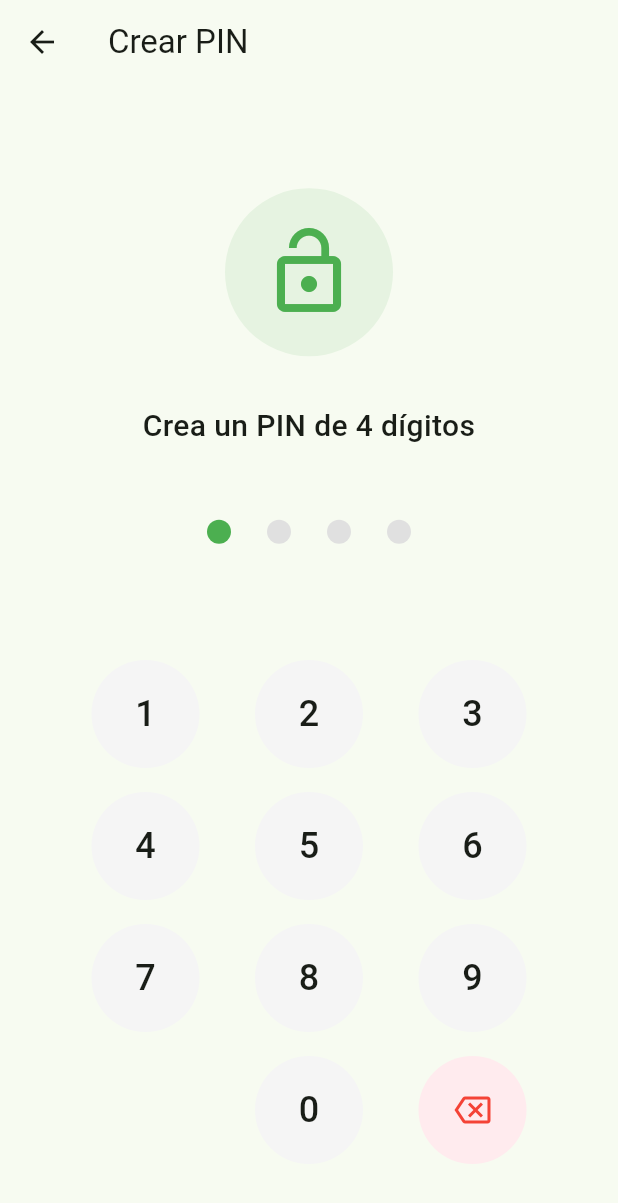
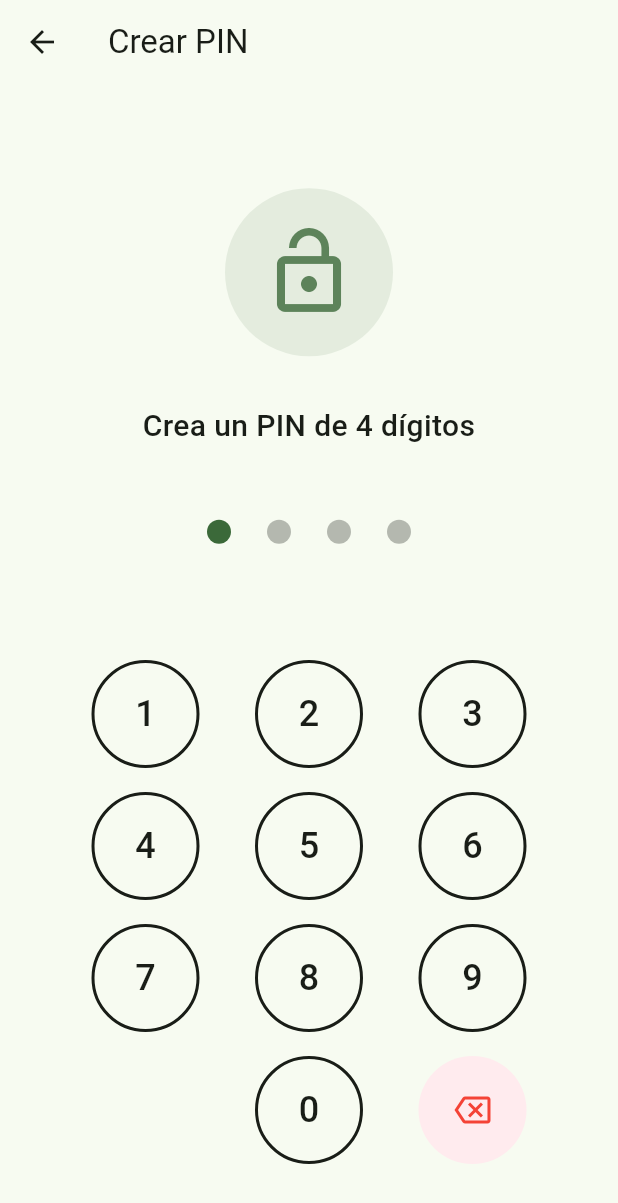
Before and after one commit to Mentitos/finanzaslibre, a Flutter app: the PinSetupScreen screen opened directly, after a tap on an icon or button, on a phone screen of 412 x 824 dp. Shown: the top 1203 px of the screen. Run offline on Flutter 3.47's test engine with Material 3 defaults, Android fonts, the phone set to English and light mode, and no system bars; our stand-ins replace local_auth, shared_preferences; missing offline and left inert: fuzzywuzzy; accounts and stored records are empty.

```diff
--- a/finanzas/lib/screens/pin_setup_screen.dart
+++ b/finanzas/lib/screens/pin_setup_screen.dart
@@ -40,13 +40,25 @@ class _PinSetupScreenState extends State<PinSetupScreen> {
   try {
     final canCheck = await _localAuth.canCheckBiometrics;
     final isDeviceSupported = await _localAuth.isDeviceSupported();
+
+    bool hasBiometrics = false;
+    if (canCheck && isDeviceSupported) {
+      final availableBiometrics = await _localAuth.getAvailableBiometrics();
+      hasBiometrics = availableBiometrics.isNotEmpty;
+    }
+
     setState(() {
       _canCheckBiometrics = canCheck && isDeviceSupported;
+      _biometricEnabled = hasBiometrics; // activamos por defecto si hay huella
     });
   } catch (e) {
-      setState(() => _canCheckBiometrics = false);
+    setState(() {
+      _canCheckBiometrics = false;
+      _biometricEnabled = false;
+    });
   }
 }
+
 
   @override
   Widget build(BuildContext context) {
@@ -90,10 +102,13 @@ class _PinSetupScreenState extends State<PinSetupScreen> {
   }
 
   Widget _buildIcon() {
+  final primaryColor = Theme.of(context).colorScheme.primary.withOpacity(0.8);
+  final bgColor = Theme.of(context).colorScheme.primary.withOpacity(0.1);
+
   return Container(
     padding: const EdgeInsets.all(24),
     decoration: BoxDecoration(
-        color: Colors.green.withOpacity(0.1),
+      color: bgColor,
       shape: BoxShape.circle,
     ),
     child: Icon(
@@ -103,10 +118,11 @@ class _PinSetupScreenState extends State<PinSetupScreen> {
               ? Icons.lock_reset
               : Icons.lock_open,
       size: 64,
-        color: Colors.green,
+      color: primaryColor,
     ),
   );
 }
+
 
   Widget _buildTitle() {
     String text;
@@ -131,57 +147,50 @@ class _PinSetupScreenState extends State<PinSetupScreen> {
   Widget _buildBiometricToggle() {
   if (!_canCheckBiometrics) return const SizedBox.shrink();
 
+  final primaryColor = Theme.of(context).colorScheme.primary;
+  final borderColor = primaryColor.withOpacity(0.3);
+  final textColor = Theme.of(context).textTheme.bodyMedium?.color;
+
   return Container(
     padding: const EdgeInsets.all(16),
     decoration: BoxDecoration(
-        color: Colors.green.withOpacity(0.05),
+      color: primaryColor.withOpacity(0.05),
       borderRadius: BorderRadius.circular(12),
-        border: Border.all(color: Colors.green.withOpacity(0.2)),
+      border: Border.all(color: borderColor),
     ),
     child: Row(
       children: [
-          Icon(
-            Icons.fingerprint,
-            color: Colors.green[700],
-            size: 32,
-          ),
+        Icon(Icons.fingerprint, color: primaryColor, size: 32),
         const SizedBox(width: 12),
         Expanded(
           child: Column(
             crossAxisAlignment: CrossAxisAlignment.start,
             children: [
-                const Text(
-                  'Desbloqueo biométrico',
+              Text('Desbloqueo biométrico',
                   style: TextStyle(
-                    fontWeight: FontWeight.w600,
-                    fontSize: 15,
-                  ),
-                ),
+                      fontWeight: FontWeight.w600, fontSize: 15, color: textColor)),
               const SizedBox(height: 2),
-                Text(
-                  'Usa huella o Face ID',
+              Text('Usa huella o Face ID',
                   style: TextStyle(
-                    fontSize: 12,
-                    color: Colors.grey[600],
-                  ),
-                ),
+                      fontSize: 12, color: textColor?.withOpacity(0.7))),
             ],
           ),
         ),
         Switch(
           value: _biometricEnabled,
-            onChanged: (value) {
-              setState(() => _biometricEnabled = value);
-            },
-            activeColor: Colors.green,
+          onChanged: (value) => setState(() => _biometricEnabled = value),
+          activeColor: primaryColor,
         ),
       ],
     ),
   );
 }
 
+
   Widget _buildPinDots() {
   final currentPin = _isConfirming ? _confirmPin : _pin;
+  final primaryColor = Theme.of(context).colorScheme.primary;
+  final inactiveColor = Theme.of(context).colorScheme.onSurface.withOpacity(0.3);
 
   return Row(
     mainAxisAlignment: MainAxisAlignment.center,
@@ -192,12 +201,13 @@ class _PinSetupScreenState extends State<PinSetupScreen> {
         height: 16,
         decoration: BoxDecoration(
           shape: BoxShape.circle,
-            color: index < currentPin.length ? Colors.green : Colors.grey[300],
+          color: index < currentPin.length ? primaryColor : inactiveColor,
         ),
       );
     }),
   );
 }
+
 
   Widget _buildNumPad() {
     return Column(
@@ -231,6 +241,9 @@ class _PinSetupScreenState extends State<PinSetupScreen> {
   }
 
   Widget _buildNumButton(String number) {
+  final textColor = Theme.of(context).colorScheme.onSurface;
+  final bgColor = Theme.of(context).colorScheme.surface;
+
   return InkWell(
     onTap: () => _onNumberPressed(number),
     borderRadius: BorderRadius.circular(36),
@@ -239,20 +252,27 @@ class _PinSetupScreenState extends State<PinSetupScreen> {
       height: 72,
       decoration: BoxDecoration(
         shape: BoxShape.circle,
-          color: Colors.grey[100],
+        color: bgColor,
+        border: Border.all(
+          color: textColor, // borde del mismo color que el número
+          width: 2,
+        ),
       ),
       child: Center(
         child: Text(
           number,
-            style: const TextStyle(
+          style: TextStyle(
             fontSize: 24,
             fontWeight: FontWeight.w500,
+            color: textColor,
           ),
         ),
       ),
     ),
   );
 }
+
+
 
   Widget _buildDeleteButton() {
     return InkWell(
```
Also changed, not shown: finanzas/lib/screens/pin_lock_screen.dart (+58 -124 lines). Lines whose indentation alone changed are shown as unchanged.
